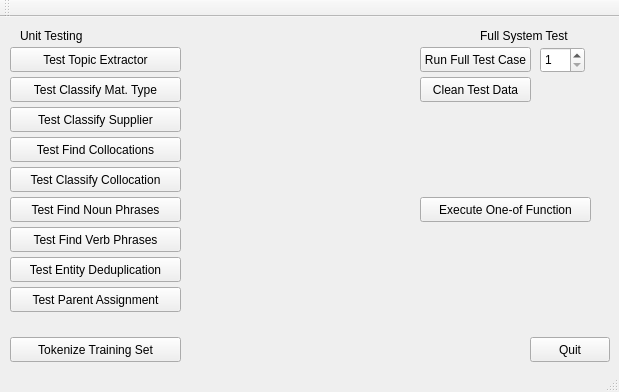
Above: mainwindow.ui from ismith1024/4905 before the change. Below: the same form after it.
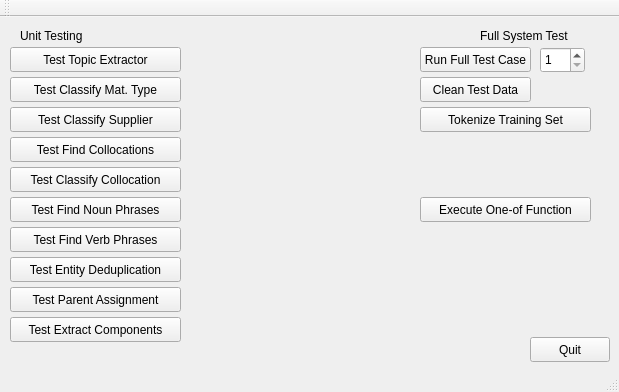
That is the form after the change.

```diff
--- a/mainwindow.ui
+++ b/mainwindow.ui
@@ -17,8 +17,8 @@
    <widget class="QPushButton" name="pushButton">
     <property name="geometry">
      <rect>
-      <x>10</x>
-      <y>320</y>
+      <x>420</x>
+      <y>90</y>
       <width>171</width>
       <height>25</height>
      </rect>
@@ -238,6 +238,19 @@
      <string>Execute One-of Function</string>
     </property>
    </widget>
+   <widget class="QPushButton" name="pushButton_9">
+    <property name="geometry">
+     <rect>
+      <x>10</x>
+      <y>300</y>
+      <width>171</width>
+      <height>25</height>
+     </rect>
+    </property>
+    <property name="text">
+     <string>Test Extract Components</string>
+    </property>
+   </widget>
   </widget>
   <widget class="QToolBar" name="mainToolBar">
    <attribute name="toolBarArea">
```
